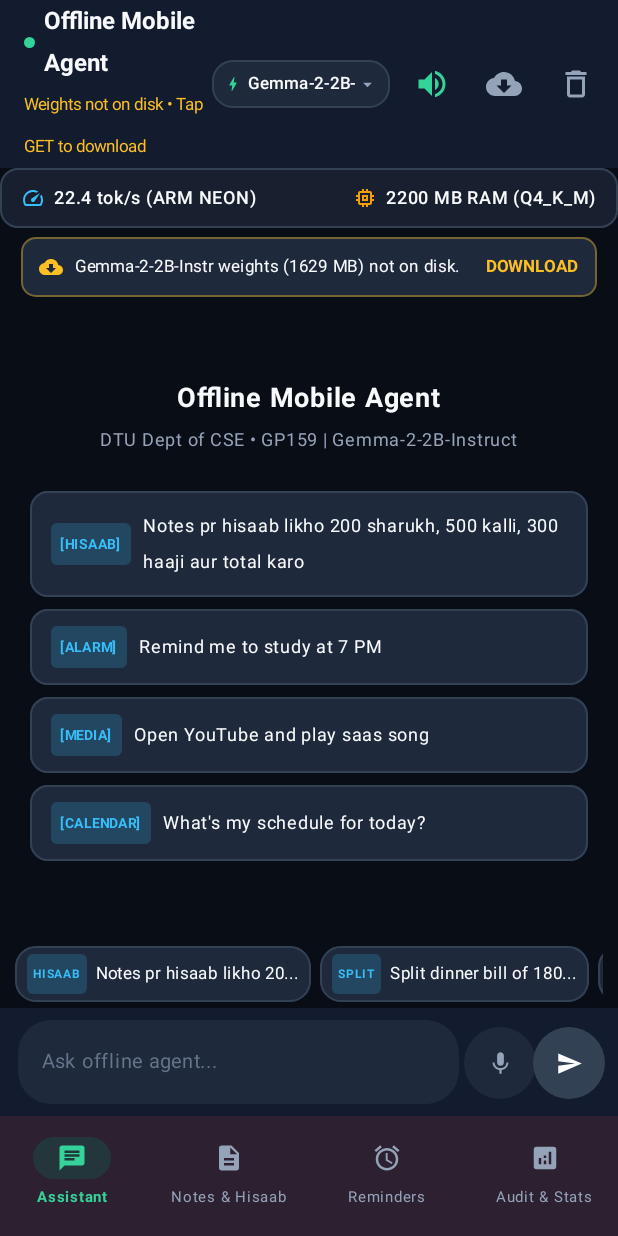
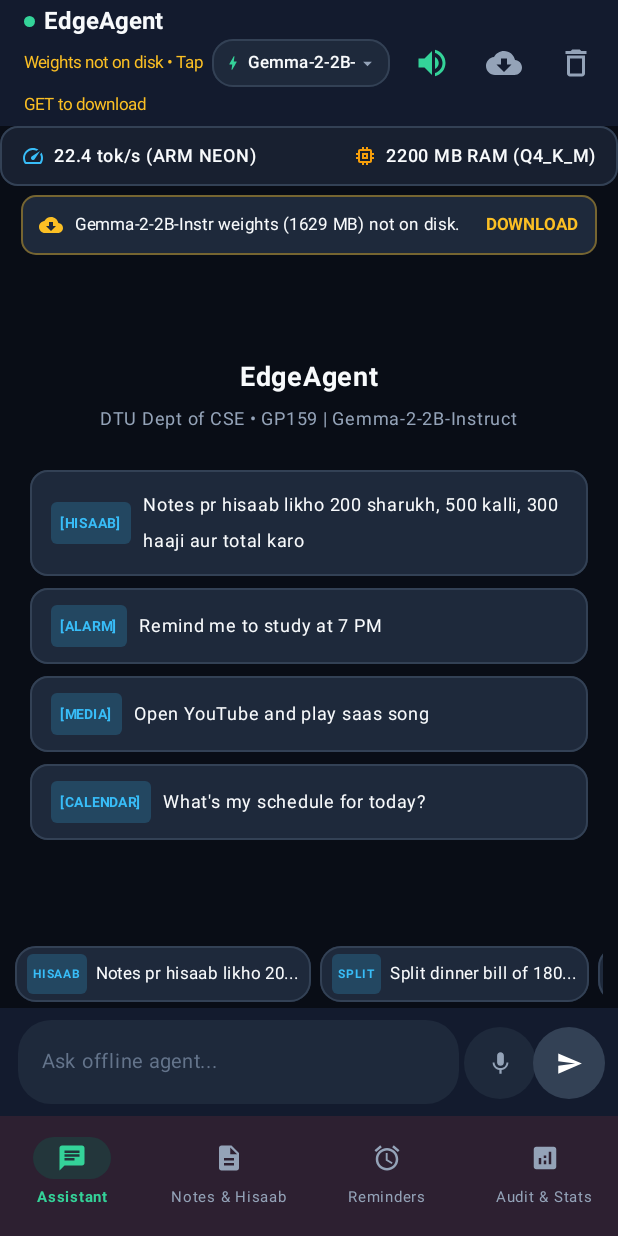
Before and after one commit to itsalam149/final-year-btp, an Android app built with Jetpack Compose: the screen it shows after launch (MainActivity), on a phone screen of 412 x 824 dp. Run offline under Robolectric (Android 15) with nearby library versions, the phone set to English and light mode, and no system bars; our stand-ins replace Room's generated code.

Commit message:
docs(title): update project title to EdgeAgent: An Autonomous On-Device Agent Architecture for Privacy-First ARM-Based Task Execution and Mobile Communication

```diff
--- a/mobile_app/app/src/main/java/com/dtu/mobileagent/ui/ChatScreen.kt
+++ b/mobile_app/app/src/main/java/com/dtu/mobileagent/ui/ChatScreen.kt
@@ -93,7 +93,7 @@ fun ChatScreen(
                             )
                             Spacer(modifier = Modifier.width(6.dp))
                             Text(
-                                text = "Offline Mobile Agent",
+                                text = "EdgeAgent",
                                 fontSize = 16.sp,
                                 fontWeight = FontWeight.Bold,
                                 color = TextPrimary
@@ -1070,7 +1070,7 @@ fun CleanWelcomeCard(
         modifier = Modifier.fillMaxWidth()
     ) {
         Text(
-            text = "Offline Mobile Agent",
+            text = "EdgeAgent",
             fontSize = 18.sp,
             fontWeight = FontWeight.Bold,
             color = TextPrimary
--- a/mobile_app/app/src/main/res/values/strings.xml
+++ b/mobile_app/app/src/main/res/values/strings.xml
@@ -1,6 +1,6 @@
 <resources>
-    <string name="app_name">Offline Mobile Agent</string>
-    <string name="app_subtitle">DTU BTP GP159 — On-Device Agent</string>
+    <string name="app_name">EdgeAgent</string>
+    <string name="app_subtitle">DTU BTP GP159 — Autonomous On-Device Agent</string>
     <string name="privacy_badge">100% Offline | Zero Egress Guaranteed</string>
     <string name="model_status_loaded">Model Loaded: Llama-3.2-1B-Instruct (Q4_K_M)</string>
     <string name="model_status_unloaded">Model Not Loaded</string>
```
Also changed, not shown: 9 other files.
